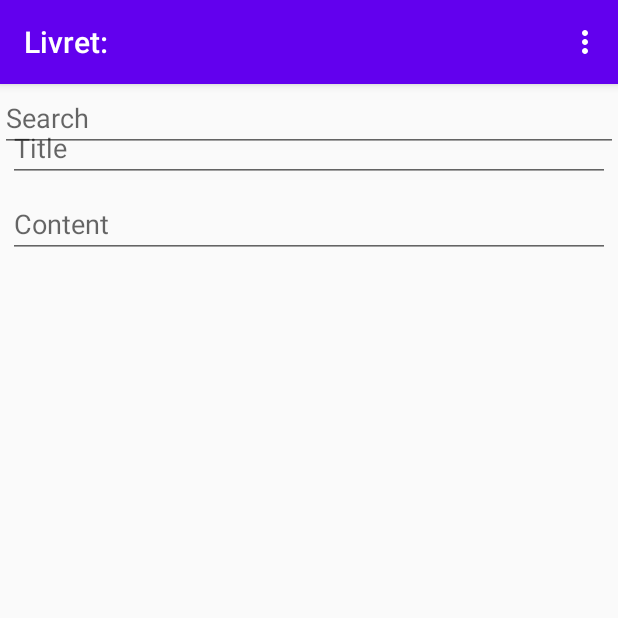
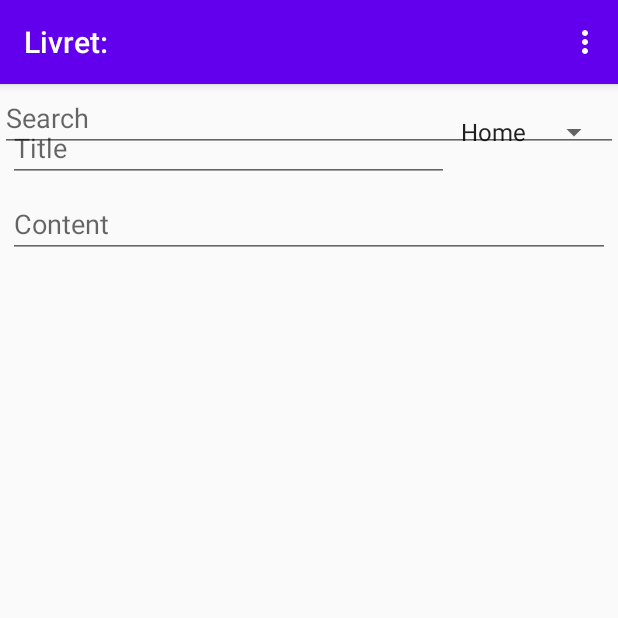
Before and after one commit to astraszab/Livret, an Android app: the fragment NoteDetailsFragment placed in its activity, on a phone screen of 412 x 824 dp, the top half of it. Run offline under Robolectric (Android 15) with nearby library versions, the phone set to English and light mode, and no system bars; our stand-ins replace Firebase (no records; nobody signed in at launch, a user with empty details on screens opened directly), data binding; libraries missing offline, so code that uses them is left out: com.firebase.ui; 4 statements that could not run were skipped.

Commit message:
Add notes category

```diff
--- a/app/src/main/java/com/example/livret/data/Note.kt
+++ b/app/src/main/java/com/example/livret/data/Note.kt
@@ -4,5 +4,6 @@ data class Note (
     var noteId: String? = null,
     var ownerUID: String? = null,
     var title: String = "",
-    var content: String = ""
+    var content: String = "",
+    var category: String = ""
 )
--- a/app/src/main/java/com/example/livret/notedetails/NoteDetailsFragment.kt
+++ b/app/src/main/java/com/example/livret/notedetails/NoteDetailsFragment.kt
@@ -5,6 +5,7 @@ import androidx.fragment.app.Fragment
 import android.view.LayoutInflater
 import android.view.View
 import android.view.ViewGroup
+import android.widget.ArrayAdapter
 import androidx.databinding.DataBindingUtil
 import androidx.lifecycle.ViewModelProvider
 import androidx.navigation.fragment.navArgs
@@ -40,6 +41,19 @@ class NoteDetailsFragment : Fragment() {
 
         binding.buttonDelete.setOnClickListener { _ -> onDeleteNote() }
 
+        ArrayAdapter.createFromResource(
+            requireContext(),
+            R.array.categories_array,
+            android.R.layout.simple_spinner_item
+        ).also { adapter ->
+            adapter.setDropDownViewResource(android.R.layout.simple_spinner_dropdown_item)
+            binding.categorySpinner.adapter = adapter
+        }
+
+        noteDetailsViewModel.noteCategory.observe(viewLifecycleOwner, {
+            binding.categorySpinner.setSelection(noteDetailsViewModel.getNoteCategoryId());
+        })
+
         return binding.root
     }
 
@@ -51,7 +65,8 @@ class NoteDetailsFragment : Fragment() {
                 args.noteId,
                 user?.uid,
                 binding.editNoteTitle.text.toString(),
-                binding.editNoteTextContent.text.toString()
+                binding.editNoteTextContent.text.toString(),
+                binding.categorySpinner.getSelectedItem().toString()
             )
             binding.noteDetailsViewModel?.onUpdateNote(note)
         }
--- a/app/src/main/java/com/example/livret/notedetails/NoteDetailsViewModel.kt
+++ b/app/src/main/java/com/example/livret/notedetails/NoteDetailsViewModel.kt
@@ -17,6 +17,7 @@ class NoteDetailsViewModel(
 ) : AndroidViewModel(application) {
     private val document = Firebase.firestore.collection("notes").document(noteId)
     private val note = MutableLiveData<Note>()
+    val noteCategory = MutableLiveData<String>("")
     val noteTitle = Transformations.map(note) { note -> note.title }
     val noteContent = Transformations.map(note) { note -> note.content }
 
@@ -26,6 +27,7 @@ class NoteDetailsViewModel(
                 if (document != null) {
                     Log.d("NoteDetailsViewModel", "DocumentSnapshot data: ${document.data}")
                     note.value = document.toObject<Note>()
+                    noteCategory.value = note.value?.category
                 } else {
                     Log.d("NoteDetailsViewModel", "No such document")
                 }
@@ -42,4 +44,14 @@ class NoteDetailsViewModel(
     fun onDeleteNote() {
         document.delete()
     }
+
+    fun getNoteCategoryId(): Int {
+        if (noteCategory.value == "Work") {
+            return 1
+        } else if (noteCategory.value == "Other") {
+            return 2
+        } else {
+            return 0
+        }
+    }
 }
--- a/app/src/main/java/com/example/livret/notes/NotesViewModel.kt
+++ b/app/src/main/java/com/example/livret/notes/NotesViewModel.kt
@@ -14,7 +14,7 @@ import java.util.*
 class NotesViewModel(application: Application) : AndroidViewModel(application) {
     private val collection = Firebase.firestore.collection("notes")
     val notes = MutableLiveData<List<Note>>()
-    var notesBuffer : List<Note>? = null
+    private var notesBuffer : List<Note>? = null
     private var searchQuery : String = ""
 
     init {
@@ -42,6 +42,7 @@ class NotesViewModel(application: Application) : AndroidViewModel(application) {
         noteList?.forEach {
             collection.document(it.noteId!!).delete()
         }
+        updateNotesList()
     }
 
     fun setSearchQuery(value: String) {
--- a/app/src/main/res/layout/fragment_note_details.xml
+++ b/app/src/main/res/layout/fragment_note_details.xml
@@ -21,15 +21,14 @@
             android:layout_height="wrap_content"
             android:layout_marginStart="5dp"
             android:layout_marginTop="20dp"
-            android:layout_marginEnd="5dp"
+            android:autofillHints=""
             android:ems="10"
+            android:hint="@string/title_hint"
             android:inputType="textPersonName"
             android:text="@{noteDetailsViewModel.noteTitle}"
-            android:hint = "@string/title_hint"
-            app:layout_constraintEnd_toEndOf="parent"
+            app:layout_constraintEnd_toStartOf="@+id/categorySpinner"
             app:layout_constraintStart_toStartOf="parent"
-            app:layout_constraintTop_toTopOf="parent"
-            android:autofillHints="" />
+            app:layout_constraintTop_toTopOf="parent" />
 
         <EditText
             android:id="@+id/editNoteTextContent"
@@ -57,5 +56,14 @@
             app:layout_constraintBottom_toBottomOf="parent"
             app:layout_constraintEnd_toEndOf="parent"
             app:layout_constraintStart_toStartOf="parent" />
+
+        <Spinner
+            android:id="@+id/categorySpinner"
+            android:layout_width="wrap_content"
+            android:layout_height="wrap_content"
+            android:layout_marginTop="20dp"
+            android:layout_marginEnd="5dp"
+            app:layout_constraintEnd_toEndOf="parent"
+            app:layout_constraintTop_toTopOf="parent" />
     </androidx.constraintlayout.widget.ConstraintLayout>
 </layout>
--- /dev/null
+++ b/app/src/main/res/values/note_categories.xml
@@ -0,0 +1,8 @@
+<?xml version="1.0" encoding="utf-8"?>
+<resources>
+    <string-array name="categories_array">
+        <item>Home</item>
+        <item>Work</item>
+        <item>Other</item>
+    </string-array>
+</resources>
```
